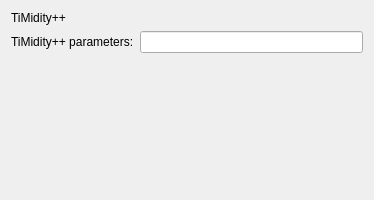
This is src/settingsmidi.ui in KDE/minuet as Qt 5 draws it before an edit. The edited form follows.
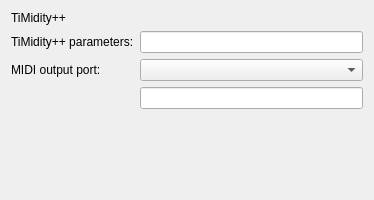
This is the edited form. Custom widgets are drawn as their Qt base class.

Diff of the .ui file:
```diff
--- a/src/settingsmidi.ui
+++ b/src/settingsmidi.ui
@@ -31,7 +31,7 @@
    <item row="1" column="1">
     <widget class="QLineEdit" name="kcfg_timidityParameters"/>
    </item>
-   <item row="2" column="1">
+   <item row="4" column="1">
     <spacer name="verticalSpacer">
      <property name="orientation">
       <enum>Qt::Vertical</enum>
@@ -44,6 +44,19 @@
      </property>
     </spacer>
    </item>
+   <item row="2" column="0">
+    <widget class="QLabel" name="midiOutputPortLabel">
+     <property name="text">
+      <string>MIDI output port:</string>
+     </property>
+    </widget>
+   </item>
+   <item row="2" column="1">
+    <widget class="QComboBox" name="cboMidiOutputPort"/>
+   </item>
+   <item row="3" column="1">
+    <widget class="QLineEdit" name="kcfg_midiOutputPort"/>
+   </item>
   </layout>
  </widget>
  <customwidgets>
```
Left out of the diff: 19 changed lines with no effect on the pictures.
